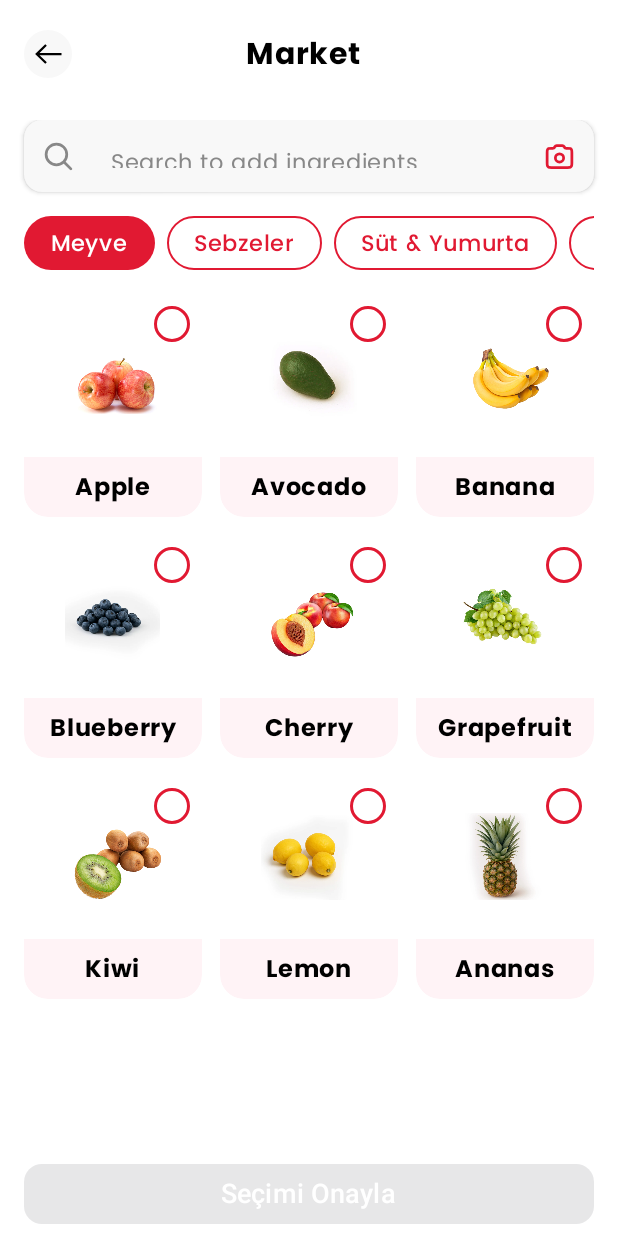
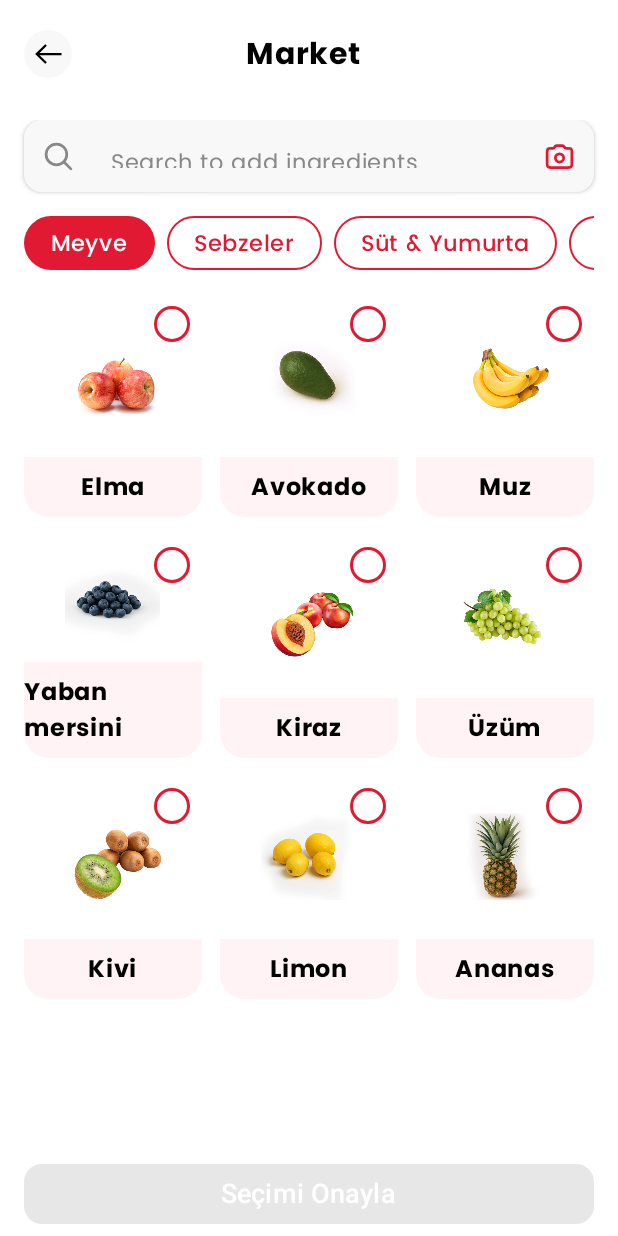
Before and after one commit to BuseYksll/MealMate-Android-app, an Android app built with Jetpack Compose: the composable MarketScreen shown on its own in the app's theme, on a phone screen of 412 x 824 dp. Run offline under Robolectric (Android 15) with nearby library versions, the phone set to English and light mode, and no system bars.

Commit message:
feat: Update Dolap and Market screens

```diff
--- a/app/src/main/java/com/example/mealmate/ui/MarketScreen.kt
+++ b/app/src/main/java/com/example/mealmate/ui/MarketScreen.kt
@@ -44,7 +44,7 @@ val groceryData = mapOf(
     "Et" to listOf("ciğer", "tavuk göğsü", "yağlı dana kıyma"),
     "Sebzeler" to listOf("domates", "domates salçası", "havuç", "kırmızı biber", "kırmızı soğan", "maydanoz", "patates", "soğan", "toz kırmızı biber", "yeşil biber"),
     "Diğerleri" to listOf("nişasta", "su", "kırmızı mercimek", "sarı mercimek"),
-    "Meyve" to listOf("Apple", "Avocado", "Banana", "Blueberry", "Cherry", "Grapefruit", "Kiwi", "Lemon", "Ananas")
+    "Meyve" to listOf("Elma", "Avokado", "Muz", "Yaban mersini", "Kiraz", "Üzüm", "Kivi", "Limon", "Ananas")
 )
 
 val groceryColors = listOf(
@@ -189,14 +189,14 @@ fun MarketScreen(
                 items(items.filter { it.contains(searchQuery.text, ignoreCase = true) }) { item ->
                     val isSelected = selectedItems.contains(item)
                     val imageRes = when (item.lowercase()) {
-                        "apple" -> R.drawable.elma
-                        "avocado" -> R.drawable.avakado
-                        "banana" -> R.drawable.muz
-                        "blueberry" -> R.drawable.blueberry
-                        "cherry" -> R.drawable.cherry
-                        "grapefruit" -> R.drawable.grape
-                        "kiwi" -> R.drawable.kivi
-                        "lemon" -> R.drawable.lemon
+                        "elma" -> R.drawable.elma
+                        "avokado" -> R.drawable.avakado
+                        "muz" -> R.drawable.muz
+                        "yaban mersini" -> R.drawable.blueberry
+                        "kiraz" -> R.drawable.cherry
+                        "üzüm" -> R.drawable.grape
+                        "kivi" -> R.drawable.kivi
+                        "limon" -> R.drawable.lemon
                         "ananas" -> R.drawable.ananas
                         "kaşar peyniri" -> R.drawable.kasar
                         "krema" -> R.drawable.krema
```
Also changed, not shown: app/src/main/java/com/example/mealmate/ui/DolapScreen.kt (+8 -8 lines).
